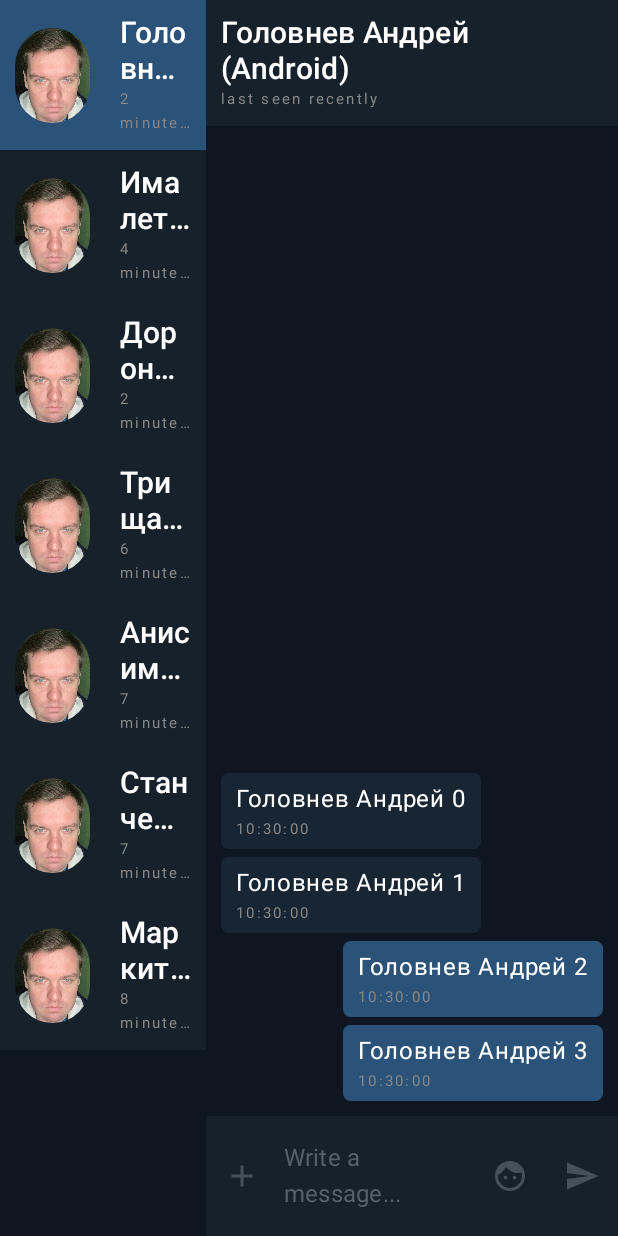
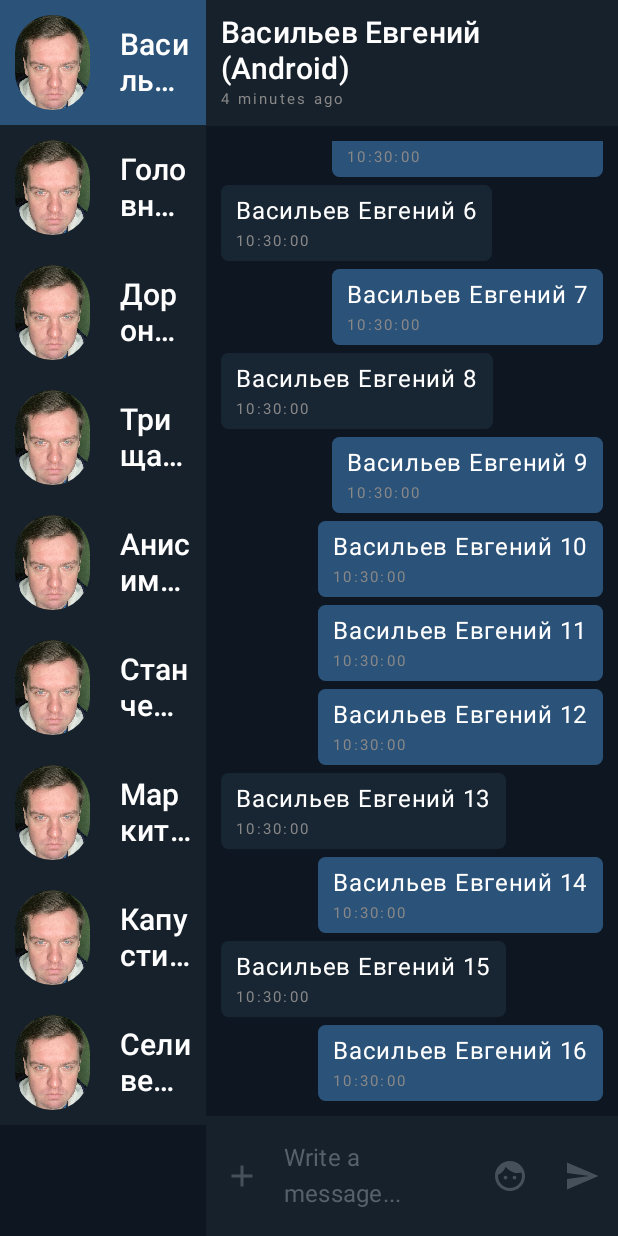
Before and after one commit to VADMARK223/vmh-multiplatform, an Android app built with Jetpack Compose: the screen it shows after launch (MainActivity), on a phone screen of 412 x 824 dp. Run offline under Robolectric (Android 15) with nearby library versions, the phone set to English and light mode, and no system bars.

Commit message:
Minutes ago.

```diff
--- a/common/src/commonMain/kotlin/com/vadmark223/common/App.kt
+++ b/common/src/commonMain/kotlin/com/vadmark223/common/App.kt
@@ -37,7 +37,7 @@ fun App() {
                     .background(Color(14, 22, 33))
                     .fillMaxHeight(),
                 onUserClick = { user ->
-                    selectedUser.value = user
+//                    selectedUser.value = user
                     messagesRepo.updateMessagesByUserId(user.id)
                 }
             )
--- a/common/src/commonMain/kotlin/com/vadmark223/common/data/User.kt
+++ b/common/src/commonMain/kotlin/com/vadmark223/common/data/User.kt
@@ -4,4 +4,4 @@ package com.vadmark223.common.data
  * @author Markitanov Vadim
  * @since 20.04.2022
  */
-data class User(val id: Int, val fullName: String)
+data class User(val id: Int, val fullName: String, val minutesAgo: Int)
--- a/common/src/commonMain/kotlin/com/vadmark223/common/repository/UsersRepo.kt
+++ b/common/src/commonMain/kotlin/com/vadmark223/common/repository/UsersRepo.kt
@@ -9,4 +9,5 @@ import com.vadmark223.common.data.User
 interface UsersRepo {
     fun items(): List<User>
     fun getFirst(): User
+    fun createUser(id: Int, fullName: String): User
 }
--- a/common/src/commonMain/kotlin/com/vadmark223/common/repository/UsersRepoImpl.kt
+++ b/common/src/commonMain/kotlin/com/vadmark223/common/repository/UsersRepoImpl.kt
@@ -2,6 +2,7 @@ package com.vadmark223.common.repository
 
 import androidx.compose.runtime.mutableStateListOf
 import com.vadmark223.common.data.User
+import kotlin.random.Random
 
 /**
  * @author Markitanov Vadim
@@ -11,13 +12,19 @@ class UsersRepoImpl : UsersRepo {
     private val list = mutableStateListOf<User>()
 
     init {
-        list.add(User(0, "Головнев Андрей"))
-        list.add(User(1, "Ималетдинов Роман"))
-        list.add(User(2, "Доронин Герман"))
-        list.add(User(3, "Трищакин Михаил"))
-        list.add(User(4, "Анисимов Роман"))
-        list.add(User(5, "Станченко Иван"))
-        list.add(User(6, "Маркитанов Вадим"))
+        addUser("Васильев Евгений")
+        addUser("Головнев Андрей")
+        addUser("Доронин Герман")
+        addUser("Трищакин Михаил")
+        addUser("Анисимов Роман")
+        addUser("Станченко Иван")
+        addUser("Маркитанов Вадим")
+        addUser("Капустин Дмитрий")
+        addUser("Селиверстова Кристина")
+    }
+
+    private fun addUser(fullName: String) {
+        list.add(createUser(list.size, fullName))
     }
 
     override fun items(): List<User> {
@@ -28,4 +35,8 @@ class UsersRepoImpl : UsersRepo {
         return list.first()
     }
 
+    override fun createUser(id: Int, fullName: String): User {
+        return User(id, fullName, Random.nextInt(0, 5))
+    }
+
 }
--- a/common/src/commonMain/kotlin/com/vadmark223/common/view/UserInfo.kt
+++ b/common/src/commonMain/kotlin/com/vadmark223/common/view/UserInfo.kt
@@ -19,7 +19,8 @@ import com.vadmark223.common.getPlatformName
  * @since 17.04.2022
  */
 @Composable
-fun UserInfo(selectedUser: MutableState<User>) {
+fun UserInfo(selectedUserState: MutableState<User>) {
+    val selectedUser = selectedUserState.value
     val platformName = getPlatformName()
 
     Box(
@@ -35,15 +36,17 @@ fun UserInfo(selectedUser: MutableState<User>) {
             verticalAlignment = Alignment.CenterVertically
         ) {
             Column {
+                val minutesAgoText =
+                    if (selectedUser.minutesAgo == 0) "last seen recently" else "${selectedUser.minutesAgo} minutes ago"
                 Text(
-                    text = "${selectedUser.value.fullName} ($platformName)",
+                    text = "${selectedUser.fullName} ($platformName)",
                     style = MaterialTheme.typography.h6,
                     maxLines = 2,
                     overflow = TextOverflow.Ellipsis,
                     color = Color.White
                 )
                 Text(
-                    text = "last seen recently",
+                    text = minutesAgoText,//,
                     style = MaterialTheme.typography.overline,
                     maxLines = 2,
                     overflow = TextOverflow.Ellipsis,
--- a/common/src/commonMain/kotlin/com/vadmark223/common/view/Users.kt
+++ b/common/src/commonMain/kotlin/com/vadmark223/common/view/Users.kt
@@ -34,9 +34,8 @@ fun Users(selectedUser: MutableState<User>, repo: UsersRepo, modifier: Modifier,
                         onClick = {
                             if (selectedUser.value != user) {
                                 selectedUser.value = user
+                                onUserClick(user)
                             }
-
-                            onUserClick(user)
                         })
             )
         }
--- a/common/src/commonMain/kotlin/com/vadmark223/common/view/delegate/User.kt
+++ b/common/src/commonMain/kotlin/com/vadmark223/common/view/delegate/User.kt
@@ -15,7 +15,6 @@ import androidx.compose.ui.text.style.TextOverflow
 import androidx.compose.ui.unit.dp
 import com.vadmark223.common.data.User
 import com.vadmark223.common.getPainter
-import kotlin.random.Random
 
 /**
  * @author Markitanov Vadim
@@ -48,13 +47,13 @@ fun User(user: User, modifier: Modifier) {
                     overflow = TextOverflow.Ellipsis,
                     color = Color.White
                 )
-                Text(
+                /*Text(
                     text = "${Random.nextInt(1, 10)} minutes ago",
                     style = MaterialTheme.typography.overline,
                     maxLines = 2,
                     overflow = TextOverflow.Ellipsis,
                     color = Color.Gray
-                )
+                )*/
             }
         }
     }
```
